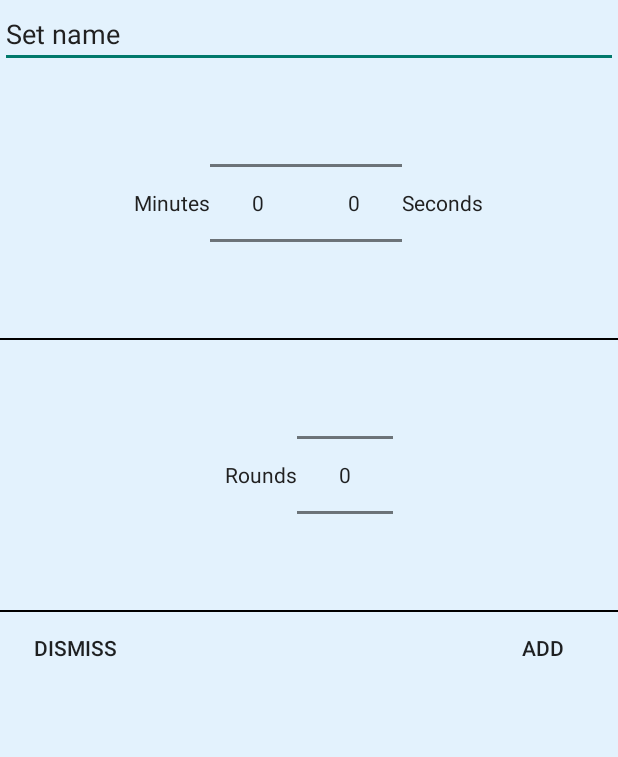
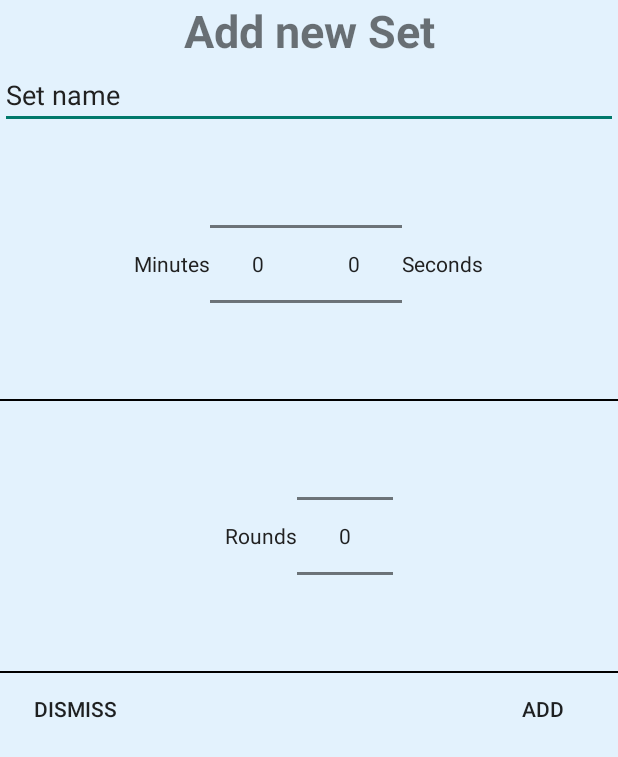
Before and after one commit to jzuern/pockettimer, an Android app: the layout new_set_dialog.xml on its own in the app's theme, with its tools: preview values and no code run, on a phone screen of 412 x 824 dp. Shown: the top 757 px of the screen. Run offline under Robolectric (Android 15) with nearby library versions, the phone set to English and light mode, and no system bars; plain views replace RobotoButton, RobotoEditText, RobotoTextView.

Commit message:
small bugfixes

```diff
--- a/app/src/main/res/layout/activity_new_workout.xml
+++ b/app/src/main/res/layout/activity_new_workout.xml
@@ -6,6 +6,9 @@
     android:orientation="vertical"
     android:id="@+id/test"
     tools:context="com.pockettimer.TestActivity2">
+
+
+
 
     <com.devspark.robototextview.widget.RobotoEditText
         android:layout_width="match_parent"
--- a/app/src/main/res/layout/new_set_dialog.xml
+++ b/app/src/main/res/layout/new_set_dialog.xml
@@ -6,6 +6,15 @@
     android:layout_height="fill_parent">
 
 
+    <TextView
+        android:layout_width="fill_parent"
+        android:layout_height="wrap_content"
+        android:text="Add new Set"
+        android:gravity="center"
+        android:id="@+id/textView2"
+        android:textSize="30dp"
+        android:textStyle="bold"
+        android:singleLine="true" />
 
     <com.devspark.robototextview.widget.RobotoEditText
         android:id="@+id/setname"
--- a/app/src/main/res/layout/set_item.xml
+++ b/app/src/main/res/layout/set_item.xml
@@ -4,7 +4,7 @@
     android:layout_width="fill_parent"
     android:orientation="vertical"
     android:layout_weight="0"
-    android:layout_height="200px" >
+    android:layout_height="wrap_content" >
 
 
     <LinearLayout xmlns:android="http://schemas.android.com/apk/res/android"
```
Also changed, not shown: app/src/main/res/drawable-xxxhdpi/ic_delete_forever_black_48dp.png (added), 1 other file.
